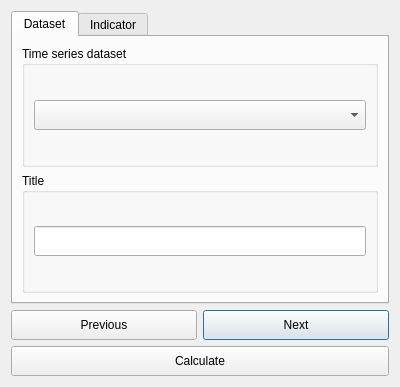
First picture: the form in LDMP/gui/DlgTimeseries.ui, repository ConservationInternational/trends.earth, before the edit.
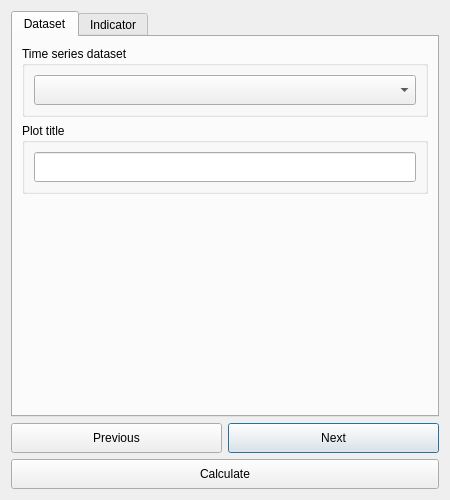
Second picture: the form after the edit. The open tabs and pages were chosen to show the change.

Commit message: Fix size so disclaimer shows.

Patch:
```diff
--- a/LDMP/gui/DlgTimeseries.ui
+++ b/LDMP/gui/DlgTimeseries.ui
@@ -6,8 +6,8 @@
    <rect>
     <x>0</x>
     <y>0</y>
-    <width>400</width>
-    <height>363</height>
+    <width>450</width>
+    <height>500</height>
    </rect>
   </property>
   <property name="windowTitle">
@@ -52,7 +52,7 @@
        <item>
         <widget class="QGroupBox" name="metadataGroupBox">
          <property name="title">
-          <string>Title</string>
+          <string>Plot title</string>
          </property>
          <layout class="QVBoxLayout" name="verticalLayout">
           <item>
@@ -71,6 +71,19 @@
          </layout>
         </widget>
        </item>
+       <item>
+        <spacer name="verticalSpacer">
+         <property name="orientation">
+          <enum>Qt::Vertical</enum>
+         </property>
+         <property name="sizeHint" stdset="0">
+          <size>
+           <width>20</width>
+           <height>40</height>
+          </size>
+         </property>
+        </spacer>
+       </item>
       </layout>
      </widget>
      <widget class="QWidget" name="IndicatorTab">
```
Left out of the diff: 2 changed lines with no effect on the pictures.
